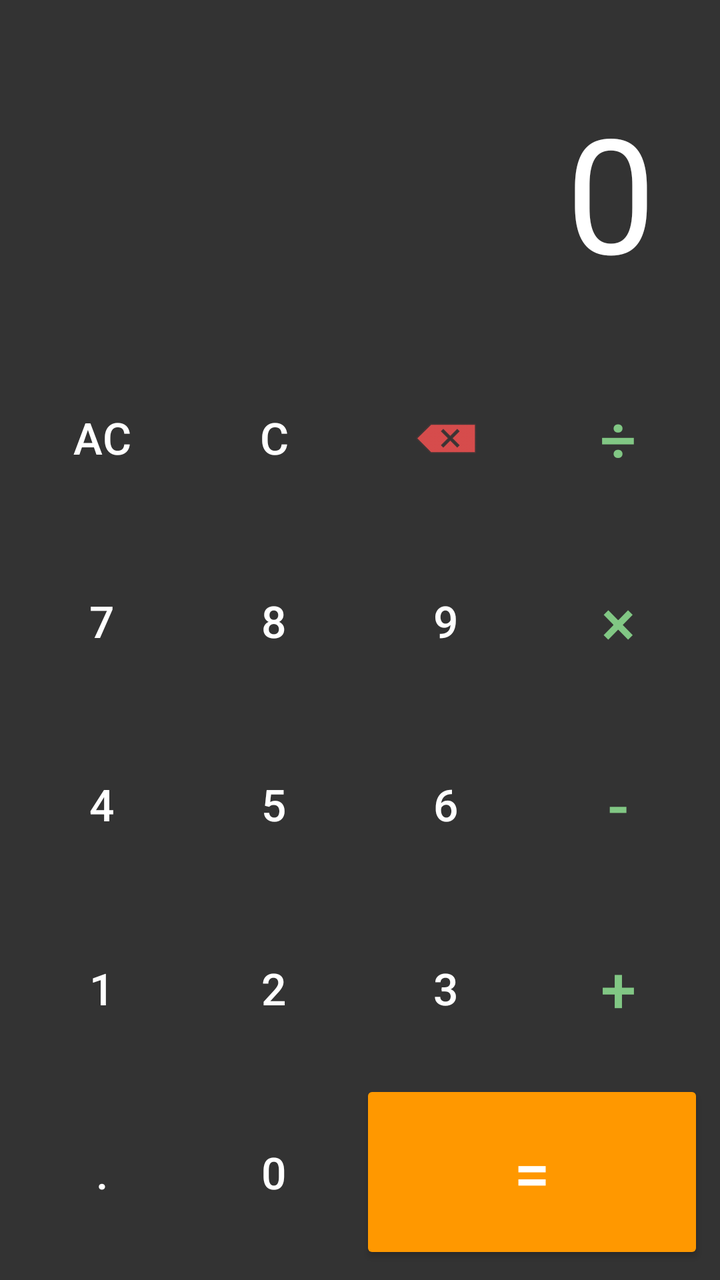
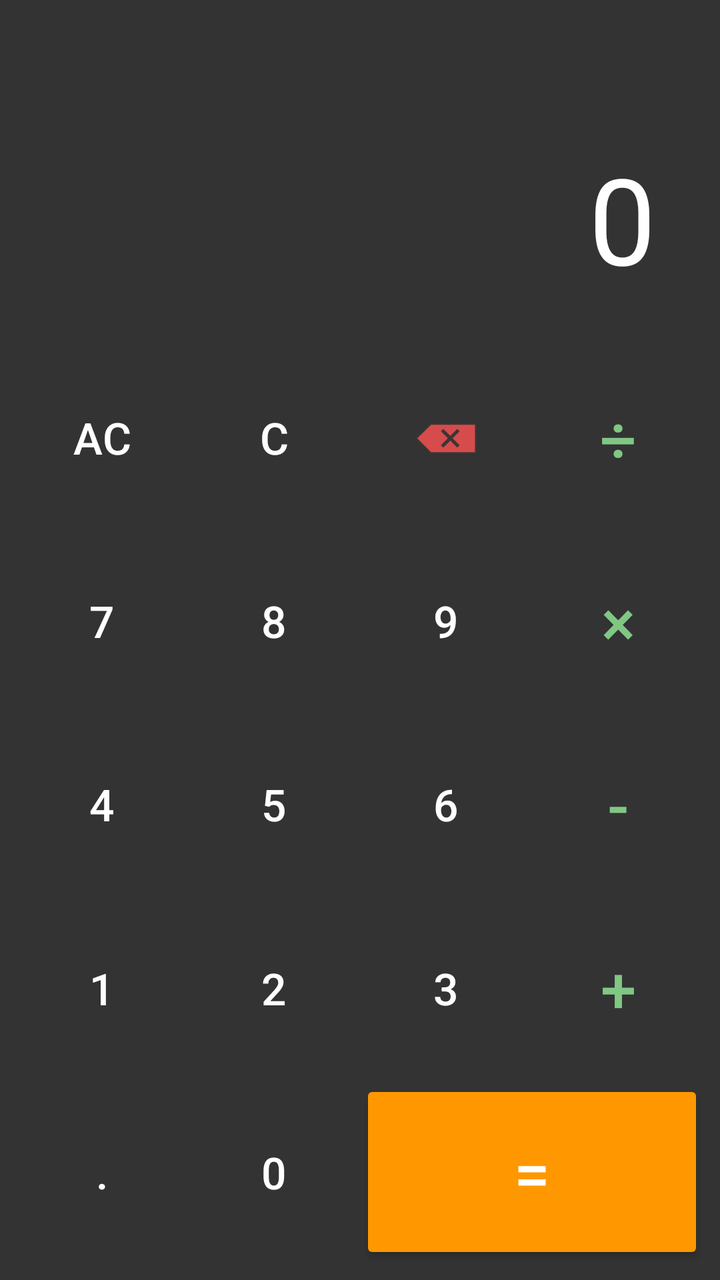

Two renders of the same Android screen: before a commit and after it. Below are the layout's source before the change and the commit's diff.
<!-- AndroidManifest.xml: application theme Theme.MyFirstAPP -->
<!-- res/layout/a123.xml -->
<?xml version="1.0" encoding="utf-8"?>
<LinearLayout xmlns:android="http://schemas.android.com/apk/res/android"
    android:layout_width="match_parent"
    android:layout_height="match_parent"
    android:background="#333333"
    android:orientation="vertical"
    android:padding="8dp">

    
    <TextView
        android:id="@+id/tvDisplay"
        android:layout_width="match_parent"
        android:layout_height="0dp"
        android:layout_weight="1.8"
        android:gravity="bottom|end"
        android:padding="24dp"
        android:text="0"
        android:textColor="#FFFFFF"
        android:textSize="80sp" />

    
    <LinearLayout
        android:layout_width="match_parent"
        android:layout_height="0dp"
        android:layout_weight="1"
        android:orientation="horizontal">

        <Button
            android:id="@+id/btnAC"
            style="?android:attr/borderlessButtonStyle"
            android:layout_width="0dp"
            android:layout_height="match_parent"
            android:layout_weight="1"
            android:text="AC"
            android:textColor="#FFFFFF"
            android:textSize="22sp" />

        <Button
            android:id="@+id/btnC"
            style="?android:attr/borderlessButtonStyle"
            android:layout_width="0dp"
            android:layout_height="match_parent"
            android:layout_weight="1"
            android:text="C"
            android:textColor="#FFFFFF"
            android:textSize="22sp" />

        <ImageButton
            android:id="@+id/btnBackspace"
            style="?android:attr/borderlessButtonStyle"
            android:layout_width="0dp"
            android:layout_height="match_parent"
            android:layout_weight="1"
            android:src="@android:drawable/ic_input_delete"
            android:tint="#FF5252"
            android:contentDescription="Backspace" />

        <Button
            android:id="@+id/btnDivide"
            style="?android:attr/borderlessButtonStyle"
            android:layout_width="0dp"
            android:layout_height="match_parent"
            android:layout_weight="1"
            android:text="÷"
            android:textColor="#81C784"
            android:textSize="32sp" />
    </LinearLayout>

    
    <LinearLayout
        android:layout_width="match_parent"
        android:layout_height="0dp"
        android:layout_weight="1"
        android:orientation="horizontal">

        <Button
            android:id="@+id/btn7"
            style="?android:attr/borderlessButtonStyle"
            android:layout_width="0dp"
            android:layout_height="match_parent"
            android:layout_weight="1"
            android:text="7"
            android:textColor="#FFFFFF"
            android:textSize="22sp" />

        <Button
            android:id="@+id/btn8"
            style="?android:attr/borderlessButtonStyle"
            android:layout_width="0dp"
            android:layout_height="match_parent"
            android:layout_weight="1"
            android:text="8"
            android:textColor="#FFFFFF"
            android:textSize="22sp" />

        <Button
            android:id="@+id/btn9"
            style="?android:attr/borderlessButtonStyle"
            android:layout_width="0dp"
            android:layout_height="match_parent"
            android:layout_weight="1"
            android:text="9"
            android:textColor="#FFFFFF"
            android:textSize="22sp" />

        <Button
            android:id="@+id/btnMultiply"
            style="?android:attr/borderlessButtonStyle"
            android:layout_width="0dp"
            android:layout_height="match_parent"
            android:layout_weight="1"
            android:text="×"
            android:textColor="#81C784"
            android:textSize="32sp" />
    </LinearLayout>

    
    <LinearLayout
        android:layout_width="match_parent"
        android:layout_height="0dp"
        android:layout_weight="1"
        android:orientation="horizontal">

        <Button
            android:id="@+id/btn4"
            style="?android:attr/borderlessButtonStyle"
            android:layout_width="0dp"
            android:layout_height="match_parent"
            android:layout_weight="1"
            android:text="4"
            android:textColor="#FFFFFF"
            android:textSize="22sp" />

        <Button
            android:id="@+id/btn5"
            style="?android:attr/borderlessButtonStyle"
            android:layout_width="0dp"
            android:layout_height="match_parent"
            android:layout_weight="1"
            android:text="5"
            android:textColor="#FFFFFF"
            android:textSize="22sp" />

        <Button
            android:id="@+id/btn6"
            style="?android:attr/borderlessButtonStyle"
            android:layout_width="0dp"
            android:layout_height="match_parent"
            android:layout_weight="1"
            android:text="6"
            android:textColor="#FFFFFF"
            android:textSize="22sp" />

        <Button
            android:id="@+id/btnSubtract"
            style="?android:attr/borderlessButtonStyle"
            android:layout_width="0dp"
            android:layout_height="match_parent"
            android:layout_weight="1"
            android:text="-"
            android:textColor="#81C784"
            android:textSize="32sp" />
    </LinearLayout>

    
    <LinearLayout
        android:layout_width="match_parent"
        android:layout_height="0dp"
        android:layout_weight="1"
        android:orientation="horizontal">

        <Button
            android:id="@+id/btn1"
            style="?android:attr/borderlessButtonStyle"
            android:layout_width="0dp"
            android:layout_height="match_parent"
            android:layout_weight="1"
            android:text="1"
            android:textColor="#FFFFFF"
            android:textSize="22sp" />

        <Button
            android:id="@+id/btn2"
            style="?android:attr/borderlessButtonStyle"
            android:layout_width="0dp"
            android:layout_height="match_parent"
            android:layout_weight="1"
            android:text="2"
            android:textColor="#FFFFFF"
            android:textSize="22sp" />

        <Button
            android:id="@+id/btn3"
            style="?android:attr/borderlessButtonStyle"
            android:layout_width="0dp"
            android:layout_height="match_parent"
            android:layout_weight="1"
            android:text="3"
            android:textColor="#FFFFFF"
            android:textSize="22sp" />

        <Button
            android:id="@+id/btnAdd"
            style="?android:attr/borderlessButtonStyle"
            android:layout_width="0dp"
            android:layout_height="match_parent"
            android:layout_weight="1"
            android:text="+"
            android:textColor="#81C784"
            android:textSize="32sp" />
    </LinearLayout>

    
    <LinearLayout
        android:layout_width="match_parent"
        android:layout_height="0dp"
        android:layout_weight="1"
        android:orientation="horizontal">

        <Button
            android:id="@+id/btnDot"
            style="?android:attr/borderlessButtonStyle"
            android:layout_width="0dp"
            android:layout_height="match_parent"
            android:layout_weight="1"
            android:text="."
            android:textColor="#FFFFFF"
            android:textSize="22sp" />

        <Button
            android:id="@+id/btn0"
            style="?android:attr/borderlessButtonStyle"
            android:layout_width="0dp"
            android:layout_height="match_parent"
            android:layout_weight="1"
            android:text="0"
            android:textColor="#FFFFFF"
            android:textSize="22sp" />

        <Button
            android:id="@+id/btnEqual"
            android:layout_width="0dp"
            android:layout_height="match_parent"
            android:layout_weight="2"
            android:backgroundTint="#FF9800"
            android:text="="
            android:textColor="#FFFFFF"
            android:textSize="32sp" />
    </LinearLayout>

</LinearLayout>
<!-- resources referenced by this layout -->
<resources>
  <style name="Theme.MyFirstAPP" parent="android:Theme.Material.Light.NoActionBar" />
</resources>

<!-- the commit's change to res/layout/a123.xml (unified diff, before → after) -->
@@ -7,16 +7,31 @@
     android:padding="8dp">
 
     
-    <TextView
-        android:id="@+id/tvDisplay"
+    <LinearLayout
         android:layout_width="match_parent"
         android:layout_height="0dp"
         android:layout_weight="1.8"
         android:gravity="bottom|end"
-        android:padding="24dp"
-        android:text="0"
-        android:textColor="#FFFFFF"
-        android:textSize="80sp" />
+        android:orientation="vertical"
+        android:padding="24dp">
+
+        <TextView
+            android:id="@+id/tvFormula"
+            android:layout_width="match_parent"
+            android:layout_height="wrap_content"
+            android:gravity="end"
+            android:textColor="#AAAAAA"
+            android:textSize="24sp" />
+
+        <TextView
+            android:id="@+id/tvDisplay"
+            android:layout_width="match_parent"
+            android:layout_height="wrap_content"
+            android:gravity="end"
+            android:text="0"
+            android:textColor="#FFFFFF"
+            android:textSize="60sp" />
+    </LinearLayout>
 
     
     <LinearLayout
